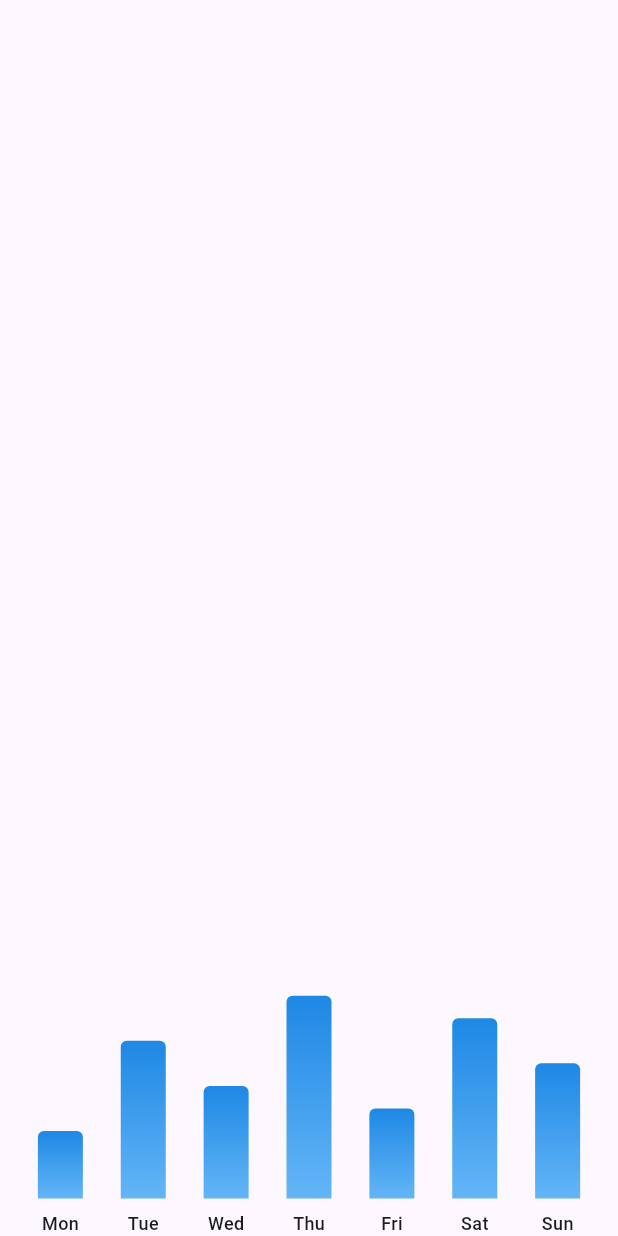
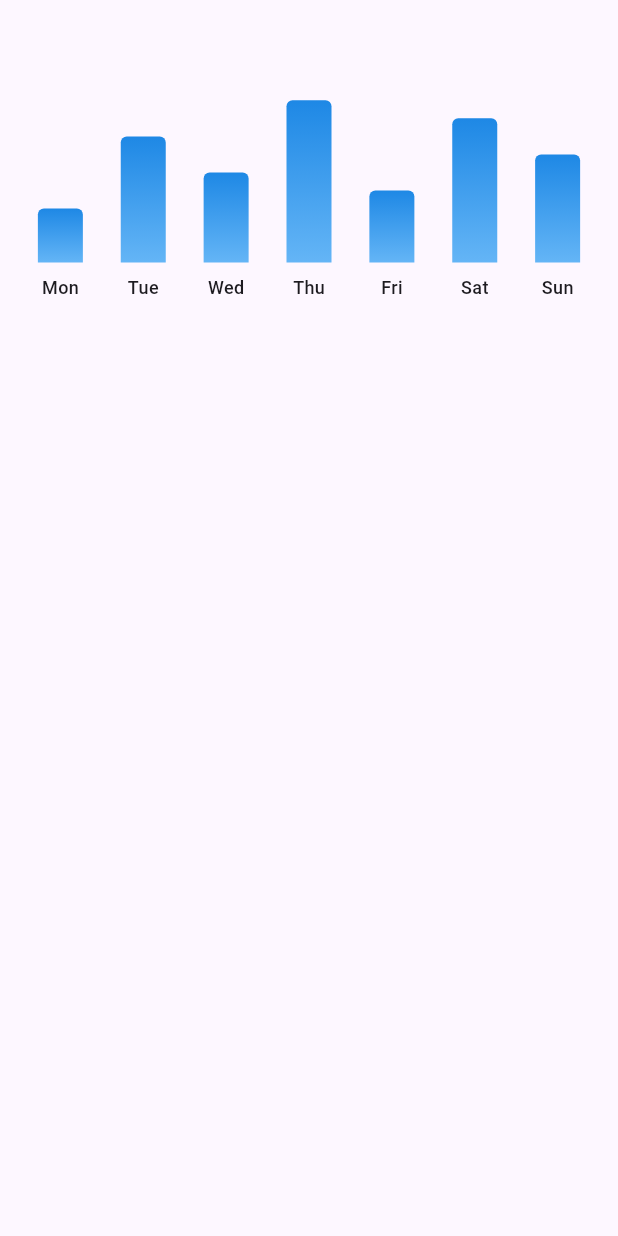
Before and after one commit to MrDenine/interesting_flutter, a Flutter app: the AnimatedChart widget shown alone on an empty page, opened directly, on a phone screen of 412 x 824 dp. Run offline on Flutter 3.47's test engine with Material 3 defaults, Android fonts, the phone set to English and light mode, and no system bars; our stand-ins replace flutter_map, flutter_staggered_animations, image_picker, latlong2, shimmer.

```diff
--- a/lib/src/data_display/widgets/animated_chart.dart
+++ b/lib/src/data_display/widgets/animated_chart.dart
@@ -53,14 +53,16 @@ class _AnimatedChartState extends State<AnimatedChart>
     return AnimatedBuilder(
       animation: _animation,
       builder: (context, child) {
-        return Column(
+        return Container(
+          height: 200,
+          child: Column(
             children: [
               Expanded(
                 child: Row(
                   crossAxisAlignment: CrossAxisAlignment.end,
                   mainAxisAlignment: MainAxisAlignment.spaceEvenly,
                   children: List.generate(_data.length, (index) {
-                  final height = _data[index] * _animation.value * 150;
+                    final height = _data[index] * _animation.value * 120;
                     return Column(
                       mainAxisAlignment: MainAxisAlignment.end,
                       children: [
@@ -95,6 +97,7 @@ class _AnimatedChartState extends State<AnimatedChart>
                 ),
               ),
             ],
+          ),
         );
       },
     );
--- a/lib/src/data_display/widgets/animated_line_chart.dart
+++ b/lib/src/data_display/widgets/animated_line_chart.dart
@@ -69,7 +69,9 @@ class _AnimatedLineChartState extends State<AnimatedLineChart>
     return AnimatedBuilder(
       animation: _animation,
       builder: (context, child) {
-        return Column(
+        return Container(
+          height: 250,
+          child: Column(
             children: [
               Expanded(
                 flex: 4,
@@ -120,6 +122,7 @@ class _AnimatedLineChartState extends State<AnimatedLineChart>
                 ),
               ),
             ],
+          ),
         );
       },
     );
```
Also changed, not shown: lib/src/data_display/data_display_showcase.dart (+7 -7 lines), lib/src/data_display/widgets/animated_pie_chart.dart (+7 -3 lines). Lines whose indentation alone changed are shown as unchanged.
